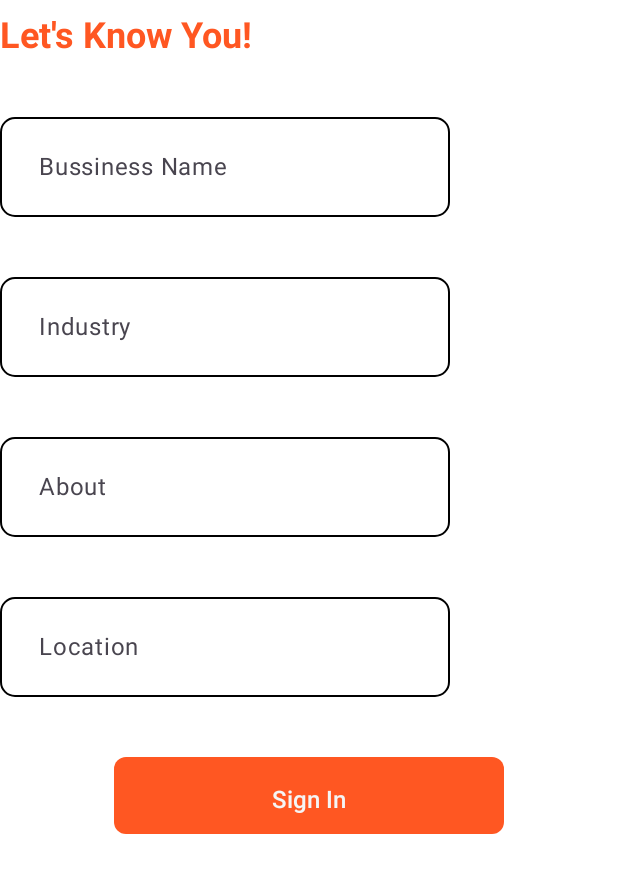
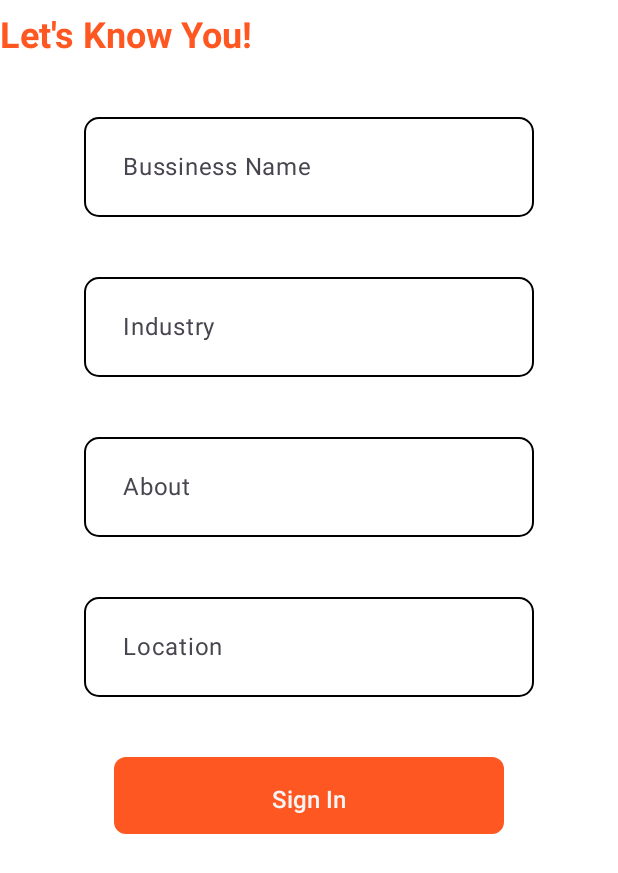
Before and after one commit to Opeoluwa-Muritala/StartUp_Forge, an Android app built with Jetpack Compose: the @Preview function InfoPreview, on a phone screen of 412 x 824 dp. Shown: the top 873 px of the screen. Run offline under Robolectric (Android 15) with nearby library versions, the phone set to English and light mode, and no system bars.

Commit message:
Adding more screens

```diff
--- a/app/src/main/java/com/example/startup_forge/AppUI/SignInUI/MoreInfo.kt
+++ b/app/src/main/java/com/example/startup_forge/AppUI/SignInUI/MoreInfo.kt
@@ -57,10 +57,16 @@ fun BussinessInfo(navController:NavController) {
             horizontalAlignment = Alignment.Start,
         ) {
             HeaderText(text = "Let's Know You!")
-            textField(textFieldState = textfield.myData, textfieldLabel = "Bussiness Name", {})
-            textField(textFieldState = textfield.myData, textfieldLabel = "Industry", {})
-            textField(textFieldState = textfield.myData, textfieldLabel = "About", {})
-            textField(textFieldState = textfield.myData, textfieldLabel = "Location", {})
+            Column(
+                modifier = Modifier.fillMaxWidth(),
+                verticalArrangement = Arrangement.spacedBy(40.dp, Alignment.Top),
+                horizontalAlignment = Alignment.CenterHorizontally,
+            ) {
+                textField(textFieldState = textfield.myData, textfieldLabel = "Bussiness Name", {})
+                textField(textFieldState = textfield.myData, textfieldLabel = "Industry", {})
+                textField(textFieldState = textfield.myData, textfieldLabel = "About", {})
+                textField(textFieldState = textfield.myData, textfieldLabel = "Location", {})
+            }
 
         Row(
             horizontalArrangement = Arrangement.Center,
--- a/app/src/main/java/com/example/startup_forge/AppUI/SignInUI/SignInUI.kt
+++ b/app/src/main/java/com/example/startup_forge/AppUI/SignInUI/SignInUI.kt
@@ -89,7 +89,7 @@ fun SignInUI(navController: NavController) {
                 verticalArrangement = Arrangement.spacedBy(15.dp, Alignment.Top),
                 horizontalAlignment = Alignment.CenterHorizontally
             ) {
-                textField(textFieldState =email , textfieldLabel = "Email", {email = it})
+                textField(textFieldState =email , textfieldLabel = "Email") { email = it }
 
                 textFieldWithIcon(
                     textFieldState = password, textfieldLabel = "Password", icons = listOf(
@@ -129,8 +129,6 @@ fun SignInUI(navController: NavController) {
                     } else {
                         LaunchedEffect(key1 = loading, ){
                             delay(3000)
-                            navController.navigate(MainRoute.BussinesInfo.route)
-
                             if (email != "" && password != "") {
                                 val call = ApiClient.apiService.login(
                                     User(
@@ -150,6 +148,7 @@ fun SignInUI(navController: NavController) {
                                                 "Data posted to API ${response.toString()}",
                                                 Toast.LENGTH_SHORT
                                             ).show()
+                                            navController.navigate(MainRoute.BussinesInfo.route)
                                         }else{
                                             Toast.makeText(
                                                 context,
@@ -173,6 +172,7 @@ fun SignInUI(navController: NavController) {
                                     }
                                 }
                                 )
+                                navController.navigate(MainRoute.BussinesInfo.route)
                             }
                         }
                         CircularProgressIndicator(
--- a/app/src/main/java/com/example/startup_forge/NavRoute.kt
+++ b/app/src/main/java/com/example/startup_forge/NavRoute.kt
@@ -4,7 +4,7 @@ sealed class MainRoute(val route: String){
     object SignUp : MainRoute("sign_up")
     object SignIn : MainRoute("sign_in")
     object BussinesInfo : MainRoute("more_info")
-    object MainApp : MainRoute("sign_up")
+    object MainApp : MainRoute("main_app")
 }
 
 sealed class AppRoute(val route: String){
```
Also changed, not shown: app/src/main/java/com/example/startup_forge/AppUI/SignInUI/SignUpUI.kt (+5 -5 lines), app/src/main/java/com/example/startup_forge/MainActivity.kt (+6 -14 lines).
